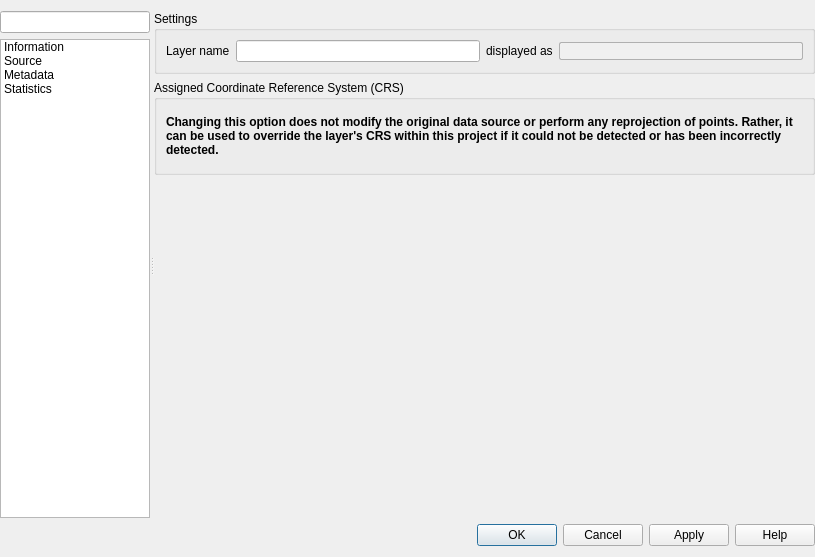
Above: src/ui/qgspointcloudlayerpropertiesbase.ui from qgis/QGIS before the change. Below: the same form after it.
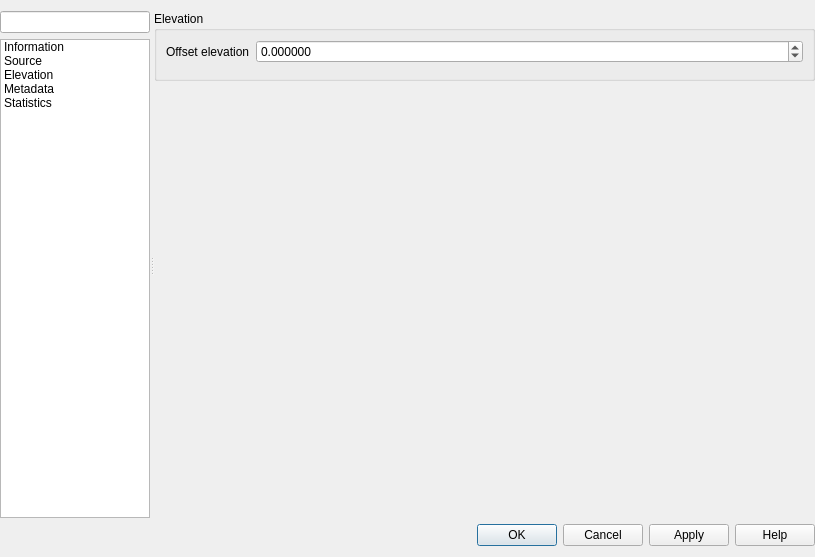
That is the form after the change. Icons and pictures are not drawn. Custom widgets are drawn as their Qt base class.

Commit message:
[pointclouds] Add an elevation tab in layer properties, and allow users to set a manual offset to apply to point cloud z values
This allows for adjustment of the elevation of point clouds, eg so that:
1. They match nicely with point clouds from other datasources
2. Users can use point clouds from sources with arbitrary z values,
eg. a point cloud made by opendronemap without any actual reference
z values available

```diff
--- a/src/ui/qgspointcloudlayerpropertiesbase.ui
+++ b/src/ui/qgspointcloudlayerpropertiesbase.ui
@@ -122,6 +122,18 @@
             <normaloff>:/images/themes/default/propertyicons/system.svg</normaloff>:/images/themes/default/propertyicons/system.svg</iconset>
           </property>
          </item>
+         <item>
+          <property name="text">
+           <string>Elevation</string>
+          </property>
+          <property name="toolTip">
+           <string>Elevation</string>
+          </property>
+          <property name="icon">
+           <iconset resource="../../images/images.qrc">
+            <normaloff>:/images/themes/default/mesh/Elevation.svg</normaloff>:/images/themes/default/mesh/Elevation.svg</iconset>
+          </property>
+         </item>
          <item>
           <property name="text">
            <string>Metadata</string>
@@ -188,7 +200,7 @@
           <enum>QFrame::Plain</enum>
          </property>
          <property name="currentIndex">
-          <number>1</number>
+          <number>2</number>
          </property>
          <widget class="QWidget" name="mOptsPage_Information">
           <layout class="QVBoxLayout" name="verticalLayout_4">
@@ -332,6 +344,80 @@
            </item>
           </layout>
          </widget>
+         <widget class="QWidget" name="mOptsPage_Elevation">
+          <layout class="QVBoxLayout" name="verticalLayout_10">
+           <property name="leftMargin">
+            <number>0</number>
+           </property>
+           <property name="topMargin">
+            <number>0</number>
+           </property>
+           <property name="rightMargin">
+            <number>0</number>
+           </property>
+           <property name="bottomMargin">
+            <number>0</number>
+           </property>
+           <item>
+            <widget class="QgsCollapsibleGroupBox" name="mCrsGroupBox_2">
+             <property name="focusPolicy">
+              <enum>Qt::StrongFocus</enum>
+             </property>
+             <property name="title">
+              <string>Elevation</string>
+             </property>
+             <property name="checkable">
+              <bool>false</bool>
+             </property>
+             <property name="syncGroup" stdset="0">
+              <string notr="true">vectorgeneral</string>
+             </property>
+             <layout class="QGridLayout" name="gridLayout_2">
+              <item row="2" column="0">
+               <widget class="Line" name="line_3">
+                <property name="orientation">
+                 <enum>Qt::Vertical</enum>
+                </property>
+               </widget>
+              </item>
+              <item row="1" column="0">
+               <widget class="QLabel" name="label">
+                <property name="text">
+                 <string>Offset elevation</string>
+                </property>
+               </widget>
+              </item>
+              <item row="1" column="1">
+               <widget class="QgsDoubleSpinBox" name="mOffsetZSpinBox">
+                <property name="decimals">
+                 <number>6</number>
+                </property>
+                <property name="minimum">
+                 <double>-99999999999.000000000000000</double>
+                </property>
+                <property name="maximum">
+                 <double>99999999999.000000000000000</double>
+                </property>
+               </widget>
+              </item>
+             </layout>
+            </widget>
+           </item>
+           <item>
+            <spacer name="verticalSpacer_2">
+             <property name="orientation">
+              <enum>Qt::Vertical</enum>
+             </property>
+             <property name="sizeHint" stdset="0">
+              <size>
+               <width>20</width>
+               <height>40</height>
+              </size>
+             </property>
+            </spacer>
+           </item>
+          </layout>
+         </widget>
          <widget class="QWidget" name="mOptsPage_Metadata">
           <layout class="QVBoxLayout" name="verticalLayout_5">
            <property name="leftMargin">
@@ -460,6 +546,11 @@
    <header>qgsprojectionselectionwidget.h</header>
    <container>1</container>
   </customwidget>
+  <customwidget>
+   <class>QgsDoubleSpinBox</class>
+   <extends>QDoubleSpinBox</extends>
+   <header>qgsdoublespinbox.h</header>
+  </customwidget>
  </customwidgets>
  <tabstops>
   <tabstop>mSearchLineEdit</tabstop>
```
The commit also changes 15 other files.
